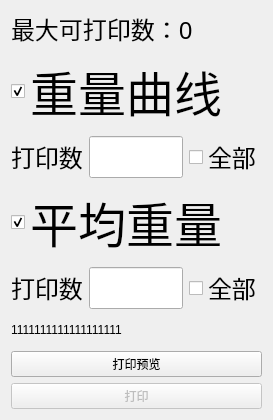
This is PRT/PRT.ui in DR-Pharm/QPrinter as Qt 5 draws it before an edit. The edited form follows.
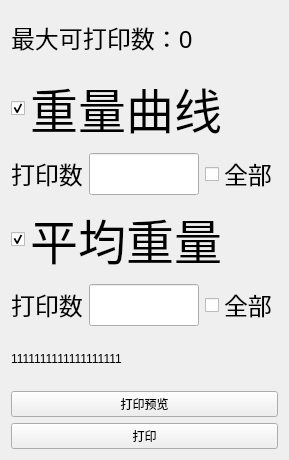
This is the edited form.

Commit message: page count

Patch:
```diff
--- a/PRT/PRT.ui
+++ b/PRT/PRT.ui
@@ -6,8 +6,8 @@
    <rect>
     <x>0</x>
     <y>0</y>
-    <width>273</width>
-    <height>420</height>
+    <width>289</width>
+    <height>460</height>
    </rect>
   </property>
   <property name="windowTitle">
@@ -160,7 +160,7 @@
     <item>
      <widget class="QPushButton" name="pB_PrintDirect">
       <property name="enabled">
-       <bool>false</bool>
+       <bool>true</bool>
       </property>
       <property name="styleSheet">
        <string notr="true">font: 36pt &quot;迷你简菱心&quot;;</string>
```
The commit also changes 2 other files.
